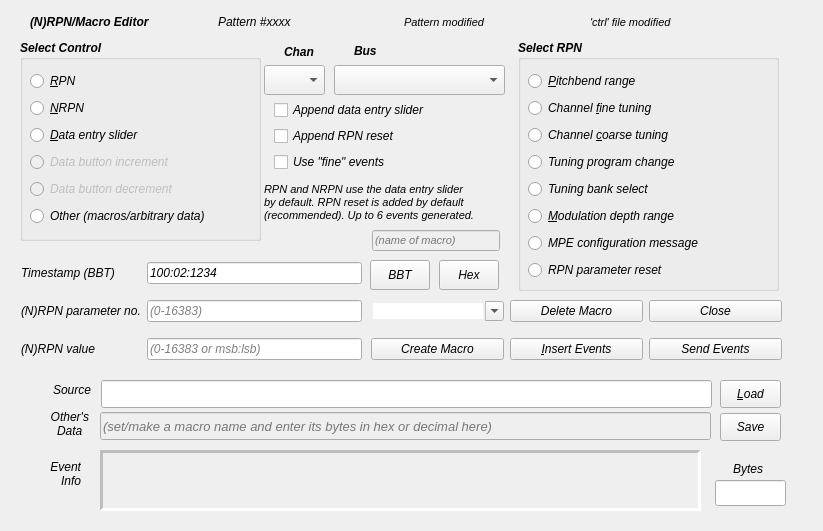
Before: the Qt Designer form seq_qt5/src/gui/qrpnframe.ui in ahlstromcj/seq66, drawn with Qt 5.
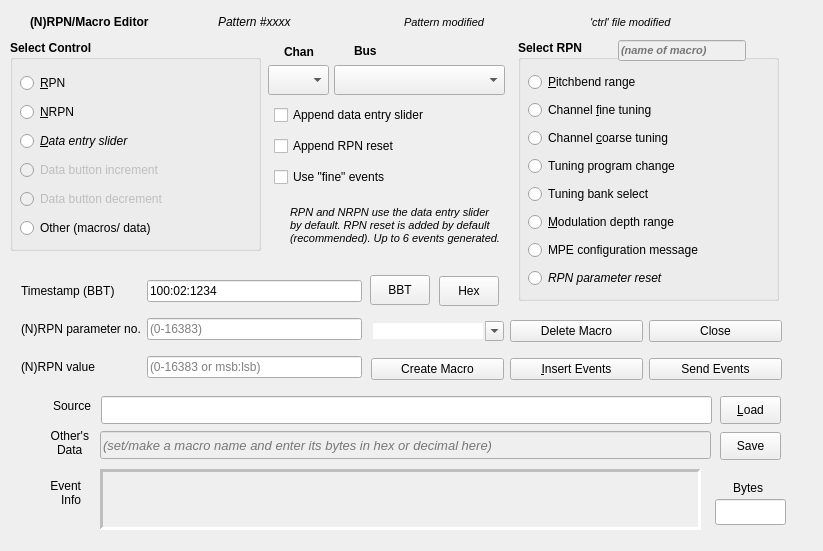
After: the same form once the commit is applied.

Diff of the .ui file:
```diff
--- a/seq_qt5/src/gui/qrpnframe.ui
+++ b/seq_qt5/src/gui/qrpnframe.ui
@@ -10,12 +10,12 @@
     <x>0</x>
     <y>0</y>
     <width>823</width>
-    <height>531</height>
+    <height>551</height>
    </rect>
   </property>
   <property name="font">
    <font>
-    <italic>true</italic>
+    <italic>false</italic>
    </font>
   </property>
   <property name="windowTitle">
@@ -24,14 +24,15 @@
   <widget class="QGroupBox" name="group_box_rpn">
    <property name="geometry">
     <rect>
-     <x>20</x>
+     <x>10</x>
      <y>40</y>
-     <width>241</width>
-     <height>201</height>
+     <width>251</width>
+     <height>211</height>
     </rect>
    </property>
    <property name="font">
     <font>
+     <italic>false</italic>
      <bold>true</bold>
     </font>
    </property>
@@ -43,8 +44,8 @@
      <rect>
       <x>10</x>
       <y>30</y>
-      <width>221</width>
-      <height>161</height>
+      <width>231</width>
+      <height>171</height>
      </rect>
     </property>
     <layout class="QVBoxLayout" name="verticalLayout_2">
@@ -52,6 +53,7 @@
       <widget class="QRadioButton" name="radio_button_rpn">
        <property name="font">
         <font>
+         <italic>false</italic>
          <bold>false</bold>
         </font>
        </property>
@@ -68,6 +70,7 @@
       <widget class="QRadioButton" name="radio_button_nrpn">
        <property name="font">
         <font>
+         <italic>false</italic>
          <bold>false</bold>
         </font>
        </property>
@@ -104,6 +107,7 @@
        </property>
        <property name="font">
         <font>
+         <italic>false</italic>
          <bold>false</bold>
         </font>
        </property>
@@ -119,6 +123,7 @@
        </property>
        <property name="font">
         <font>
+         <italic>false</italic>
          <bold>false</bold>
         </font>
        </property>
@@ -131,6 +136,7 @@
       <widget class="QRadioButton" name="radio_button_other">
        <property name="font">
         <font>
+         <italic>false</italic>
          <bold>false</bold>
         </font>
        </property>
@@ -139,7 +145,7 @@
 as System Exclusive for a MIDI device.</string>
        </property>
        <property name="text">
-        <string>Other (macros/arbitrary data)</string>
+        <string>Other (macros/ data)</string>
        </property>
       </widget>
      </item>
@@ -152,11 +158,12 @@
      <x>518</x>
      <y>40</y>
      <width>261</width>
-     <height>251</height>
+     <height>261</height>
     </rect>
    </property>
    <property name="font">
     <font>
+     <italic>false</italic>
      <bold>true</bold>
     </font>
    </property>
@@ -169,7 +176,7 @@
       <x>10</x>
       <y>30</y>
       <width>248</width>
-      <height>211</height>
+      <height>221</height>
      </rect>
     </property>
     <layout class="QVBoxLayout" name="verticalLayout">
@@ -177,6 +184,7 @@
       <widget class="QRadioButton" name="radio_rpn_pitch_range">
        <property name="font">
         <font>
+         <italic>false</italic>
          <bold>false</bold>
         </font>
        </property>
@@ -189,6 +197,7 @@
       <widget class="QRadioButton" name="radio_rpn_chan_fine_tuning">
        <property name="font">
         <font>
+         <italic>false</italic>
          <bold>false</bold>
         </font>
        </property>
@@ -201,6 +210,7 @@
       <widget class="QRadioButton" name="radio_rpn_chan_coarse_tuning">
        <property name="font">
         <font>
+         <italic>false</italic>
          <bold>false</bold>
         </font>
        </property>
@@ -213,6 +223,7 @@
       <widget class="QRadioButton" name="radio_rpn_tune_program_change">
        <property name="font">
         <font>
+         <italic>false</italic>
          <bold>false</bold>
         </font>
        </property>
@@ -225,6 +236,7 @@
       <widget class="QRadioButton" name="radio_rpn_tune_bank_select">
        <property name="font">
         <font>
+         <italic>false</italic>
          <bold>false</bold>
         </font>
        </property>
@@ -237,6 +249,7 @@
       <widget class="QRadioButton" name="radio_rpn_mod_depth_range">
        <property name="font">
         <font>
+         <italic>false</italic>
          <bold>false</bold>
         </font>
        </property>
@@ -249,6 +262,7 @@
       <widget class="QRadioButton" name="radio_rpn_mpe_config_msg">
        <property name="font">
         <font>
+         <italic>false</italic>
          <bold>false</bold>
         </font>
        </property>
@@ -272,11 +286,53 @@
      </item>
     </layout>
    </widget>
+   <widget class="QLineEdit" name="line_edit_rpn_macro_name">
+    <property name="enabled">
+     <bool>false</bool>
+    </property>
+    <property name="geometry">
+     <rect>
+      <x>100</x>
+      <y>0</y>
+      <width>128</width>
+      <height>21</height>
+     </rect>
+    </property>
+    <property name="maximumSize">
+     <size>
+      <width>128</width>
+      <height>16777215</height>
+     </size>
+    </property>
+    <property name="font">
+     <font>
+      <pointsize>8</pointsize>
+      <italic>true</italic>
+      <bold>true</bold>
+     </font>
+    </property>
+    <property name="toolTip">
+     <string>The name of the macro to add
+to the 'ctrl' file.</string>
+    </property>
+    <property name="text">
+     <string/>
+    </property>
+    <property name="maxLength">
+     <number>64</number>
+    </property>
+    <property name="frame">
+     <bool>true</bool>
+    </property>
+    <property name="placeholderText">
+     <string>(name of macro)</string>
+    </property>
+   </widget>
   </widget>
   <widget class="QComboBox" name="combo_box_channel">
    <property name="geometry">
     <rect>
-     <x>264</x>
+     <x>268</x>
      <y>65</y>
      <width>61</width>
      <height>30</height>
@@ -299,6 +355,7 @@
    </property>
    <property name="font">
     <font>
+     <italic>false</italic>
      <bold>true</bold>
     </font>
    </property>
@@ -320,6 +377,7 @@
      <widget class="QLabel" name="label_5">
       <property name="font">
        <font>
+        <italic>false</italic>
         <bold>true</bold>
        </font>
       </property>
@@ -374,8 +432,8 @@
   <widget class="QLabel" name="label_explanation">
    <property name="geometry">
     <rect>
-     <x>264</x>
-     <y>177</y>
+     <x>290</x>
+     <y>200</y>
      <width>231</width>
      <height>51</height>
     </rect>
@@ -396,7 +454,7 @@
    <property name="geometry">
     <rect>
      <x>370</x>
-     <y>260</y>
+     <y>275</y>
      <width>60</width>
      <height>30</height>
     </rect>
@@ -413,7 +471,7 @@
    <property name="geometry">
     <rect>
      <x>21</x>
-     <y>252</y>
+     <y>270</y>
      <width>341</width>
      <height>121</height>
     </rect>
@@ -485,7 +543,7 @@
      <x>274</x>
      <y>100</y>
      <width>231</width>
-     <height>74</height>
+     <height>95</height>
     </rect>
    </property>
    <layout class="QVBoxLayout" name="verticalLayout_3">
@@ -526,7 +584,7 @@
    <property name="geometry">
     <rect>
      <x>439</x>
-     <y>260</y>
+     <y>276</y>
      <width>60</width>
      <height>30</height>
     </rect>
@@ -549,6 +607,7 @@
    </property>
    <property name="font">
     <font>
+     <italic>false</italic>
      <bold>true</bold>
     </font>
    </property>
@@ -576,7 +635,7 @@
    <property name="geometry">
     <rect>
      <x>371</x>
-     <y>290</y>
+     <y>310</y>
      <width>411</width>
      <height>81</height>
     </rect>
@@ -669,7 +728,7 @@
    <property name="geometry">
     <rect>
      <x>100</x>
-     <y>412</y>
+     <y>431</y>
      <width>611</width>
      <height>28</height>
     </rect>
@@ -706,7 +765,7 @@
    <property name="geometry">
     <rect>
      <x>10</x>
-     <y>448</y>
+     <y>467</y>
      <width>71</width>
      <height>51</height>
     </rect>
@@ -723,7 +782,7 @@
    <property name="geometry">
     <rect>
      <x>18</x>
-     <y>403</y>
+     <y>422</y>
      <width>71</width>
      <height>41</height>
     </rect>
@@ -743,7 +802,7 @@
    <property name="geometry">
     <rect>
      <x>100</x>
-     <y>450</y>
+     <y>469</y>
      <width>601</width>
      <height>61</height>
     </rect>
@@ -783,7 +842,7 @@
    <property name="geometry">
     <rect>
      <x>720</x>
-     <y>380</y>
+     <y>396</y>
      <width>61</width>
      <height>28</height>
     </rect>
@@ -806,7 +865,7 @@
    <property name="geometry">
     <rect>
      <x>720</x>
-     <y>413</y>
+     <y>432</y>
      <width>61</width>
      <height>28</height>
     </rect>
@@ -824,52 +883,11 @@
     <string>Save</string>
    </property>
   </widget>
-  <widget class="QLineEdit" name="line_edit_rpn_macro_name">
-   <property name="enabled">
-    <bool>false</bool>
-   </property>
-   <property name="geometry">
-    <rect>
-     <x>372</x>
-     <y>230</y>
-     <width>128</width>
-     <height>21</height>
-    </rect>
-   </property>
-   <property name="maximumSize">
-    <size>
-     <width>128</width>
-     <height>16777215</height>
-    </size>
-   </property>
-   <property name="font">
-    <font>
-     <pointsize>8</pointsize>
-     <italic>true</italic>
-    </font>
-   </property>
-   <property name="toolTip">
-    <string>The name of the macro to add
-to the 'ctrl' file.</string>
-   </property>
-   <property name="text">
-    <string/>
-   </property>
-   <property name="maxLength">
-    <number>64</number>
-   </property>
-   <property name="frame">
-    <bool>true</bool>
-   </property>
-   <property name="placeholderText">
-    <string>(name of macro)</string>
-   </property>
-  </widget>
   <widget class="QLabel" name="label_file_name">
    <property name="geometry">
     <rect>
      <x>10</x>
-     <y>380</y>
+     <y>396</y>
      <width>81</width>
      <height>20</height>
     </rect>
@@ -885,7 +903,7 @@
    <property name="geometry">
     <rect>
      <x>101</x>
-     <y>380</y>
+     <y>396</y>
      <width>611</width>
      <height>28</height>
     </rect>
@@ -907,7 +925,7 @@
    <property name="geometry">
     <rect>
      <x>715</x>
-     <y>480</y>
+     <y>499</y>
      <width>71</width>
      <height>26</height>
     </rect>
@@ -931,7 +949,7 @@
    <property name="geometry">
     <rect>
      <x>719</x>
-     <y>460</y>
+     <y>479</y>
      <width>58</width>
      <height>18</height>
     </rect>
```
Left out of the diff: 4 changed lines with no effect on the pictures.
